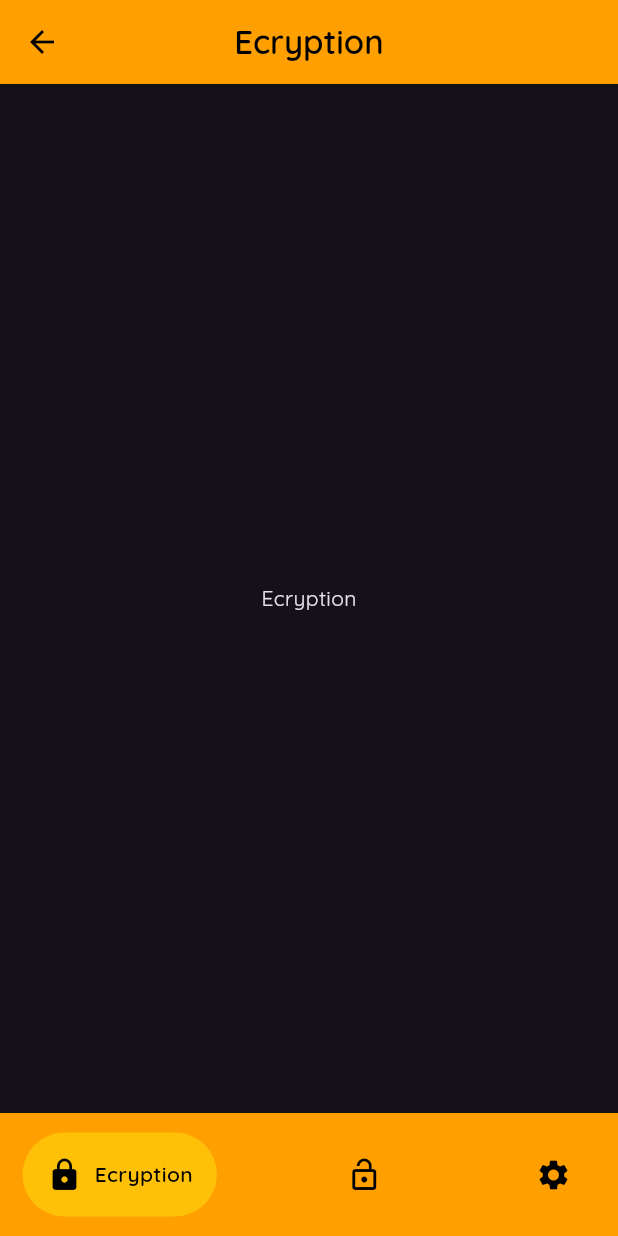
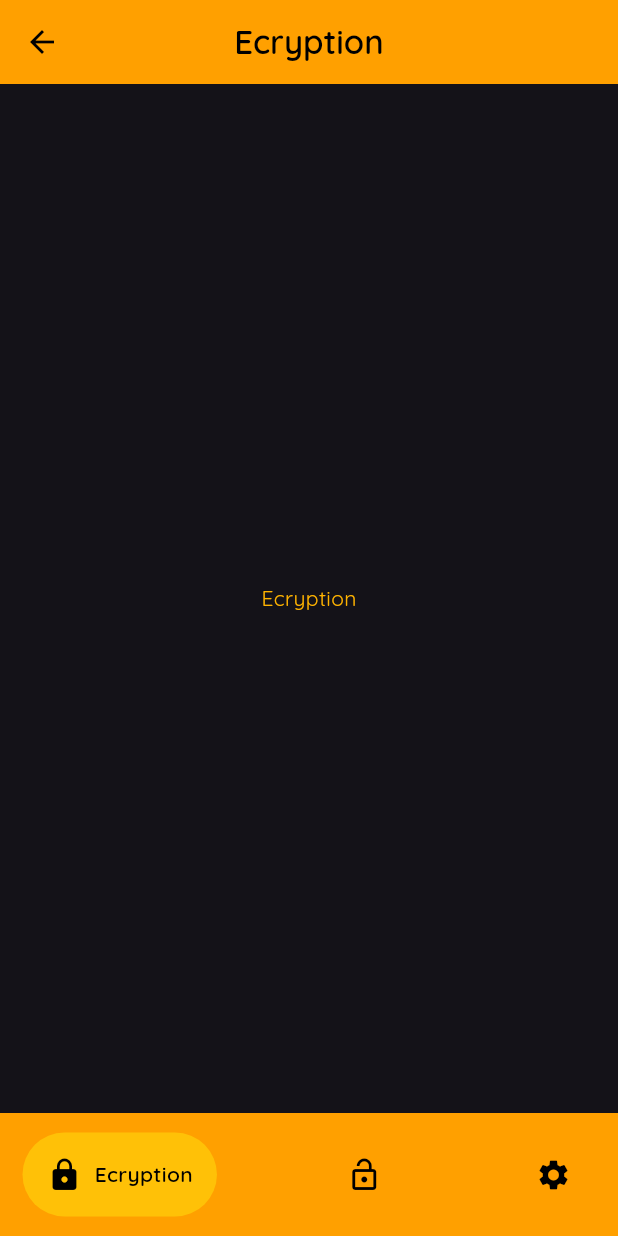
Before and after one commit to josevbrito/cryptography-app, a Flutter app: the screen it shows after launch, after a tap on "Enter", on a phone screen of 412 x 824 dp. Run offline on Flutter 3.47's test engine with Material 3 defaults, Android fonts, the phone set to English and light mode, and no system bars; drawn by our look-alikes of google_nav_bar.

Commit message:
Update Text

```diff
--- a/lib/pages/decryption.dart
+++ b/lib/pages/decryption.dart
@@ -1,3 +1,4 @@
+import 'package:cryptocode/layouts/functions/text.dart';
 import 'package:flutter/material.dart';
 import 'package:cryptocode/layouts/appbar.dart';
 
@@ -13,7 +14,7 @@ class _DecryptionPageState extends State<DecryptionPage> {
   Widget build(BuildContext context) {
     return const Scaffold(
       appBar: CustomAppBar(title: 'Decryption'),
-      body: Center(child: Text('Decryption')),
+      body: Center(child: TextModel(content: 'Ecryption', sizeText: 14, peso: 'normal')),
     );
   }
 }
--- a/lib/pages/ecryption.dart
+++ b/lib/pages/ecryption.dart
@@ -1,3 +1,4 @@
+import 'package:cryptocode/layouts/functions/text.dart';
 import 'package:flutter/material.dart';
 import 'package:cryptocode/layouts/appbar.dart';
 
@@ -15,9 +16,7 @@ class _EcryptionPageState extends State<EcryptionPage> {
     return const Scaffold(
       appBar: CustomAppBar(title: 'Ecryption'),
       body: Center(
-        child: Text(
-          'Ecryption'
-        ),
+        child: TextModel(content: 'Ecryption', sizeText: 14, peso: 'normal')
       ),
     );
   }
--- a/lib/pages/settings.dart
+++ b/lib/pages/settings.dart
@@ -1,3 +1,4 @@
+import 'package:cryptocode/layouts/functions/text.dart';
 import 'package:flutter/material.dart';
 import 'package:cryptocode/layouts/appbar.dart';
 
@@ -11,10 +12,10 @@ class SettingsPage extends StatefulWidget {
 class _SettingsPageState extends State<SettingsPage> {
   @override
   Widget build(BuildContext context) {
-    return Scaffold(
-      appBar: const CustomAppBar(title: 'Settings'),
+    return const Scaffold(
+      appBar: CustomAppBar(title: 'Settings'),
       body: Center(
-        child: Text('Settings', style: TextStyle(color: Colors.amber[400]),)
+        child: TextModel(content: 'Settings', sizeText: 14, peso: 'normal'),
       ),
     );
   }
--- a/lib/pages/welcome.dart
+++ b/lib/pages/welcome.dart
@@ -21,15 +21,13 @@ class _WelcomeState extends State<Welcome> {
           children: [
             // Welcome text
             Padding(
-              padding: const EdgeInsets.all(15),
+              padding: const EdgeInsets.all(0),
               child: Text('Welcome', style: TextStyle(color: Colors.amber[600], fontWeight: FontWeight.bold, fontSize: 40),),
             ),
 
-            const SizedBox(height: 10,),
-
             // Small message
             const Padding(
-              padding: EdgeInsets.all(15),
+              padding: EdgeInsets.only(top: 5,  bottom: 50),
               child: Column(
                 children: [
                   TextModel(content: 'I am happy to see you here!', sizeText: 14, peso: 'normal'),
```
Also changed, not shown: lib/layouts/functions/route.dart (deleted).
